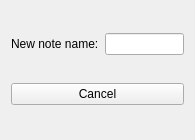
The window that notecreatewidget.ui (proton/zNotes) describes before a commit, drawn with Qt 5.
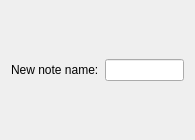
The same window after the commit. Icons and pictures are not drawn.

Commit message:
The Add Note toolbar button now shows the widget underneath itself as a a little popup box.
The buttons on the widget is now text aligned to the left.

```diff
--- a/notecreatewidget.ui
+++ b/notecreatewidget.ui
@@ -1,7 +1,7 @@
 <?xml version="1.0" encoding="UTF-8"?>
 <ui version="4.0">
  <class>NoteCreateWidget</class>
- <widget class="QWidget" name="NoteCreateWidget">
+ <widget class="QFrame" name="NoteCreateWidget">
   <property name="geometry">
    <rect>
     <x>0</x>
@@ -13,6 +13,9 @@
   <property name="windowTitle">
    <string>Form</string>
   </property>
+  <property name="styleSheet">
+   <string notr="true">QPushButton { text-align:left }</string>
+  </property>
   <layout class="QVBoxLayout" name="verticalLayout">
    <item>
     <layout class="QHBoxLayout" name="horizontalLayout">
@@ -35,17 +38,6 @@
    <item>
     <layout class="QVBoxLayout" name="noteTypesLayout"/>
    </item>
-   <item>
-    <widget class="QPushButton" name="closeButton">
-     <property name="text">
-      <string>Cancel</string>
-     </property>
-     <property name="icon">
-      <iconset resource="znotes.qrc">
-       <normaloff>:/res/close.png</normaloff>:/res/close.png</iconset>
-     </property>
-    </widget>
-   </item>
   </layout>
  </widget>
  <resources>
```
The commit also changes 4 other files.
